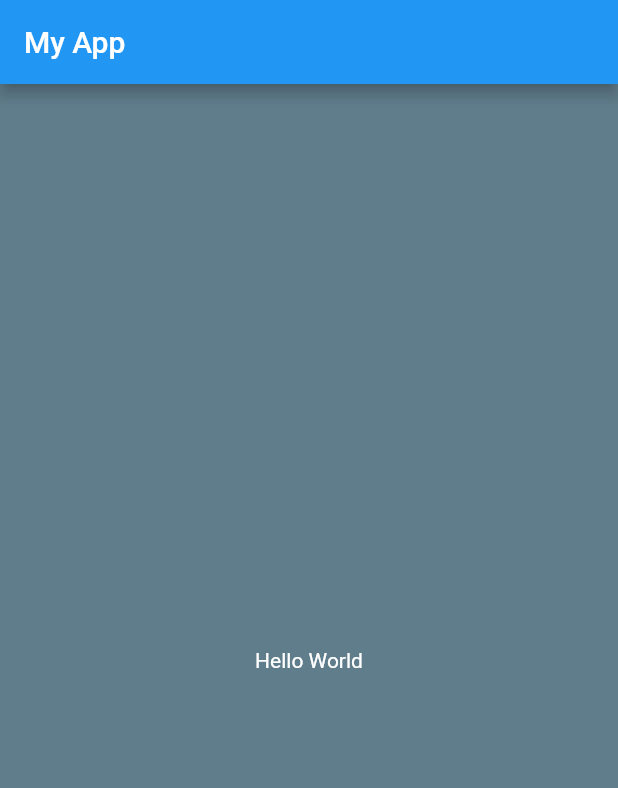
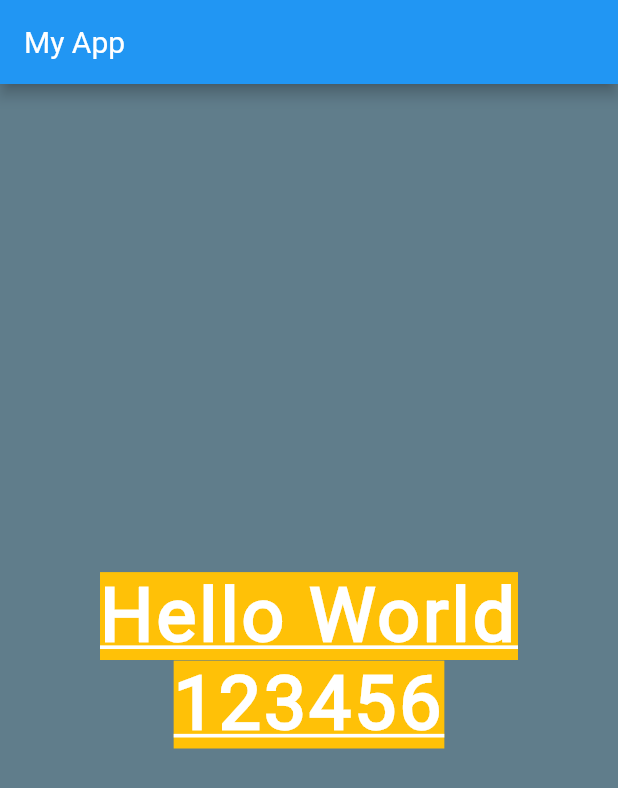
Before and after one commit to untaravc/flutter_start, a Flutter app: the screen it shows after launch, on a phone screen of 412 x 824 dp. Shown: the top 788 px of the screen. Run offline on Flutter 3.47's test engine with Material 2 defaults, Android fonts, the phone set to English and light mode, and no system bars.

Commit message:
Text style and font

```diff
--- a/lib/main.dart
+++ b/lib/main.dart
@@ -16,10 +16,25 @@ class MyApp extends StatelessWidget {
         appBar: AppBar(
           title: Text('My App'),
         ),
-        body: Center(
-          child: Text(
-            'Hello World',
-            style: TextStyle(color: Colors.white),
+        body: Padding(
+          padding: const EdgeInsets.all(8.0),
+          child: Center(
+            child: Text(
+              'Hello World 123456',
+              // maxLines: 2,
+              // overflow: TextOverflow.ellipsis,
+              textAlign: TextAlign.center,
+              style: TextStyle(
+                  fontSize: 50,
+                  fontWeight: FontWeight.bold,
+                  color: Colors.white,
+                  backgroundColor: Colors.amber,
+                  // fontFamily: 'Poppins',
+                  // fontFamily: 'Nunito',
+                  fontFamily: 'Roboto',
+                  decoration: TextDecoration.underline,
+                  letterSpacing: 2.0),
+            ),
           ),
         ),
       ),
```
Also changed, not shown: pubspec.yaml (+14 -11 lines), assets/fonts/Nunito-Bold.ttf (added), assets/fonts/Nunito-Regular.ttf (added), assets/fonts/Poppins-Bold.ttf (added), assets/fonts/Poppins-Regular.ttf (added), assets/fonts/Roboto-Bold.ttf (added), assets/fonts/Roboto-Regular.ttf (added).
